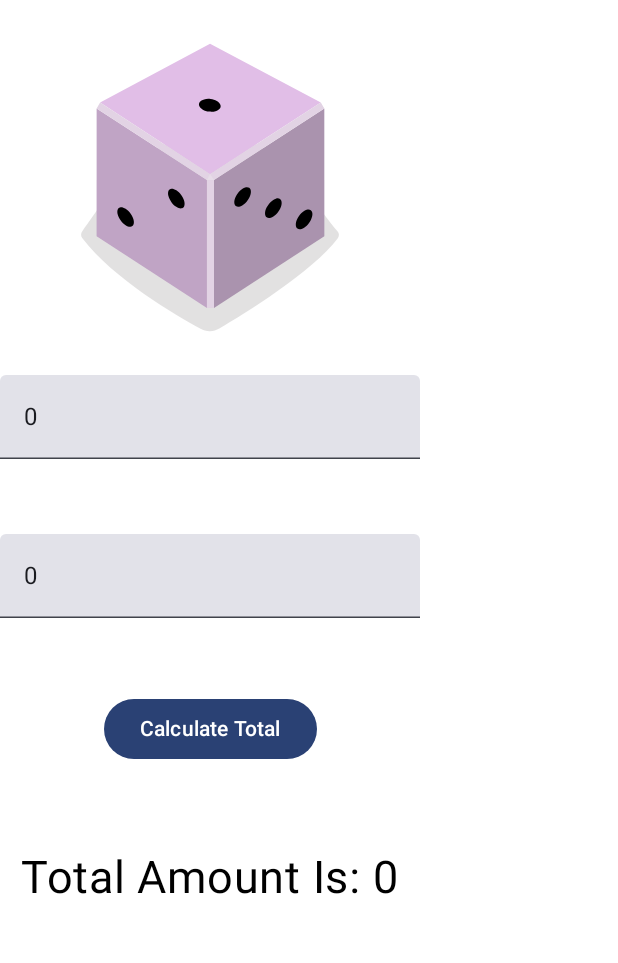
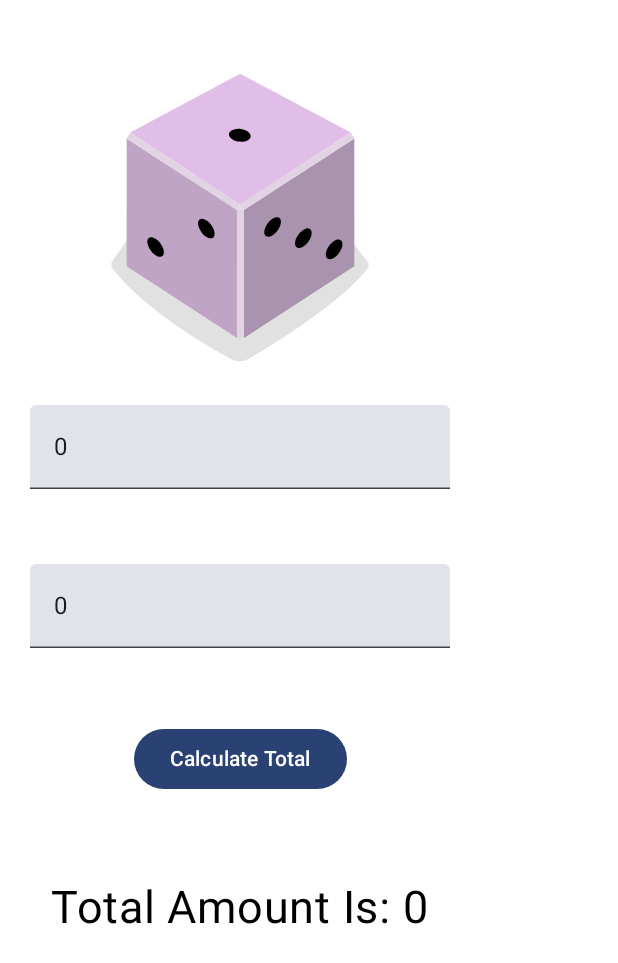
Before and after one commit to ArmanKhanTech/Nimbus, an Android app built with Jetpack Compose: the @Preview function GreetingsPreview, on a phone screen of 412 x 824 dp. Shown: the top 963 px of the screen. Run offline under Robolectric (Android 15) with nearby library versions, the phone set to English and light mode, and no system bars.

Commit message:
Initial Commit

```diff
--- a/app/src/main/AndroidManifest.xml
+++ b/app/src/main/AndroidManifest.xml
@@ -12,7 +12,10 @@
         android:supportsRtl="true"
         android:theme="@style/Theme.Nimbus"
         tools:targetApi="31">
-
+        <activity
+            android:name=".MainActivity2"
+            android:exported="false"
+            android:theme="@style/Theme.Nimbus" />
         <activity
             android:name=".MainActivity"
             android:exported="true"
@@ -20,6 +23,7 @@
             android:theme="@style/Theme.Nimbus">
             <intent-filter>
                 <action android:name="android.intent.action.MAIN" />
+
                 <category android:name="android.intent.category.LAUNCHER" />
             </intent-filter>
         </activity>
--- a/app/src/main/java/com/android/nimbus/MainActivity.kt
+++ b/app/src/main/java/com/android/nimbus/MainActivity.kt
@@ -6,11 +6,13 @@ import androidx.activity.ComponentActivity
 import androidx.activity.compose.setContent
 import androidx.activity.enableEdgeToEdge
 import androidx.compose.foundation.Image
+import androidx.compose.foundation.background
 import androidx.compose.foundation.layout.Arrangement
 import androidx.compose.foundation.layout.Column
 import androidx.compose.foundation.layout.Spacer
 import androidx.compose.foundation.layout.fillMaxSize
 import androidx.compose.foundation.layout.height
+import androidx.compose.foundation.layout.padding
 import androidx.compose.material3.Button
 import androidx.compose.material3.Surface
 import androidx.compose.material3.Text
@@ -22,6 +24,7 @@ import androidx.compose.runtime.remember
 import androidx.compose.runtime.setValue
 import androidx.compose.ui.Alignment
 import androidx.compose.ui.Modifier
+import androidx.compose.ui.graphics.Color
 import androidx.compose.ui.res.painterResource
 import androidx.compose.ui.tooling.preview.Preview
 import androidx.compose.ui.unit.dp
@@ -53,7 +56,9 @@ fun Greetings(modifier: Modifier = Modifier) {
     var totalAmount by remember { mutableStateOf("0") }
 
     Column(
-        modifier = modifier,
+        modifier = modifier
+            .background(color = Color.White)
+            .padding(20.dp),
         horizontalAlignment = Alignment.CenterHorizontally,
         verticalArrangement = Arrangement.Center
     ) {
--- a/app/src/main/java/com/android/nimbus/ui/theme/Theme.kt
+++ b/app/src/main/java/com/android/nimbus/ui/theme/Theme.kt
@@ -25,8 +25,7 @@ private val DarkColorScheme = darkColorScheme(
 private val LightColorScheme = lightColorScheme(
     primary = Purple40,
     secondary = PurpleGrey40,
-    tertiary = Pink40,
-    background = Color.White,
+    tertiary = Pink40
 )
 
 @Composable
```
